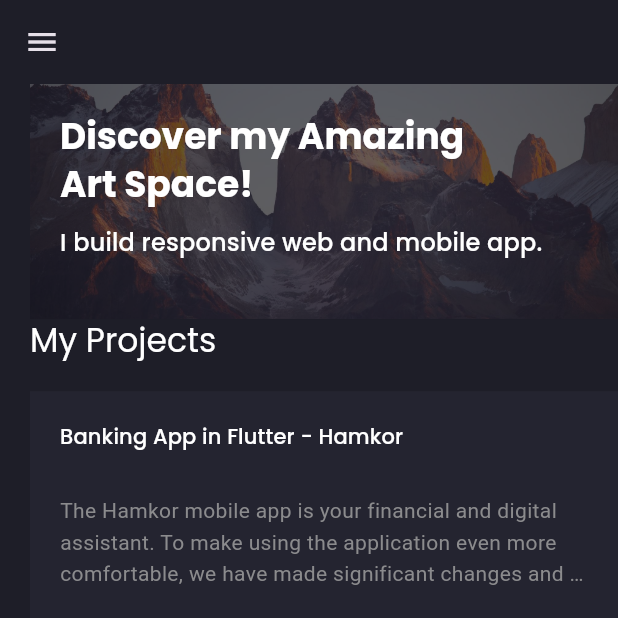
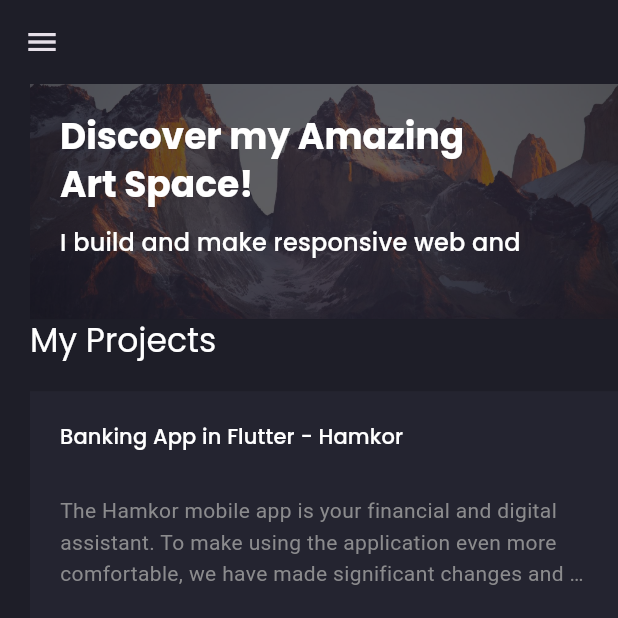
Before and after one commit to islom9797/portfolio, a Flutter app: the screen it shows after launch, on a phone screen of 412 x 824 dp, the top half of it. Run offline on Flutter 3.47's test engine with Material 3 defaults, Android fonts, the phone set to English and light mode, and no system bars; drawn by our look-alikes of animated_text_kit; our stand-ins replace flutter_svg, google_fonts; missing offline and left inert: dart:html.

Commit message:
update infos

```diff
--- a/lib/screens/home/components/home_banner.dart
+++ b/lib/screens/home/components/home_banner.dart
@@ -83,7 +83,7 @@ class MyBuildAnimatedText extends StatelessWidget {
           if (!Responsive.isMobileLarge(context)) FlutterCodedText(),
           if (!Responsive.isMobileLarge(context))
             SizedBox(width: defaultPadding / 2),
-          Text("I build "),
+          Text("I build and make "),
           Responsive.isMobile(context)
               ? Expanded(child: AnimatedText())
               : AnimatedText(),
```
